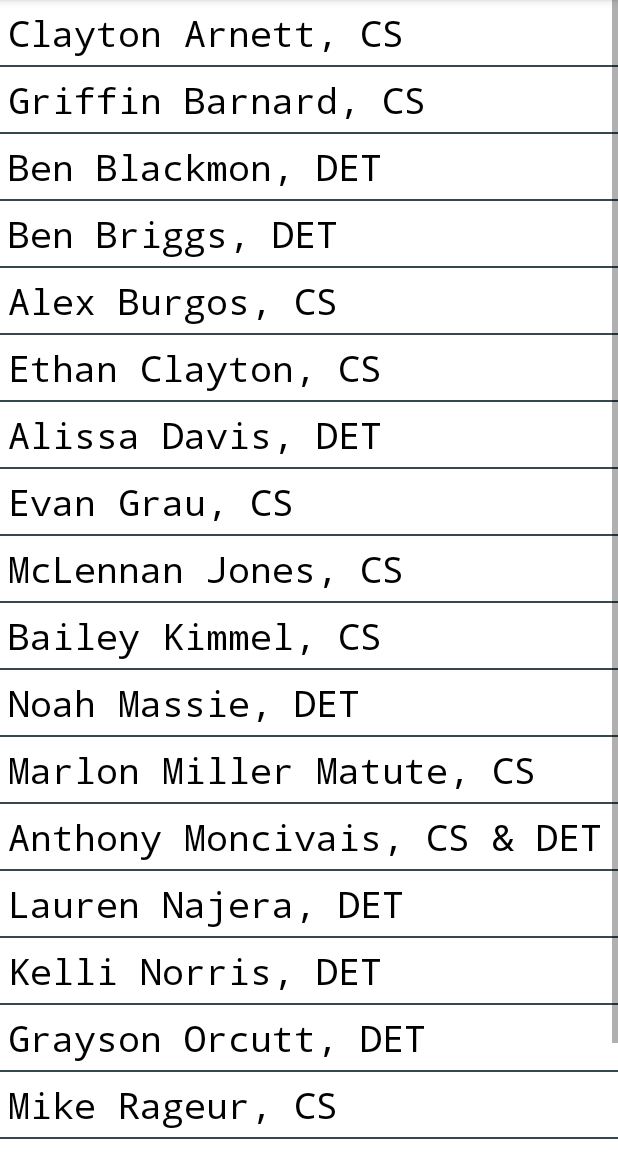
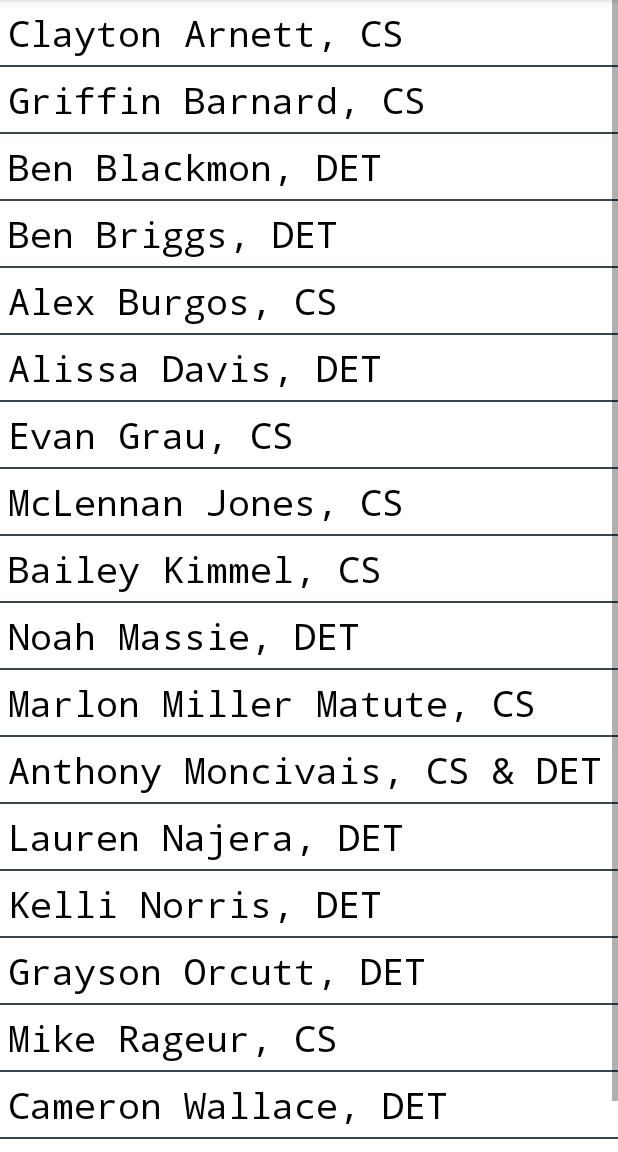
Before and after one commit to richtanner/StudentList2022, an Android app: the screen it shows after launch (MainActivity), after a tap on "Clayton Arnett, CS", on a phone screen of 412 x 824 dp, the part 84-1236 px from its top. Run offline under Robolectric (Android 15) with nearby library versions, the phone set to English and light mode, and no system bars.

Commit message:
Removed student which changed index, so had to change switch case statements

```diff
--- a/app/src/main/java/com/example/studentlist2022/MainActivity.java
+++ b/app/src/main/java/com/example/studentlist2022/MainActivity.java
@@ -23,7 +23,6 @@
             "Ben Blackmon, DET",
             "Ben Briggs, DET",
             "Alex Burgos, CS",
-            "Ethan Clayton, CS",
             "Alissa Davis, DET",
             "Evan Grau, CS",
             "McLennan Jones, CS",
@@ -36,7 +35,7 @@
             "Grayson Orcutt, DET",
             "Mike Rageur, CS",
             "Cameron Wallace, DET",
-            "Prof Tanner, DET & CS" //18
+            "Prof Tanner, DET & CS" //17
     };
 
     @Override
@@ -63,7 +62,7 @@
         /** do something cool based on the INDEX (int) of the selected item **/
         switch (position)
         {
-            case 18:
+            case 17:
                 // by specific index
                 Toast.makeText(this, personSelected + " created the Master branch!!", Toast.LENGTH_LONG).show();
                 break;
```
